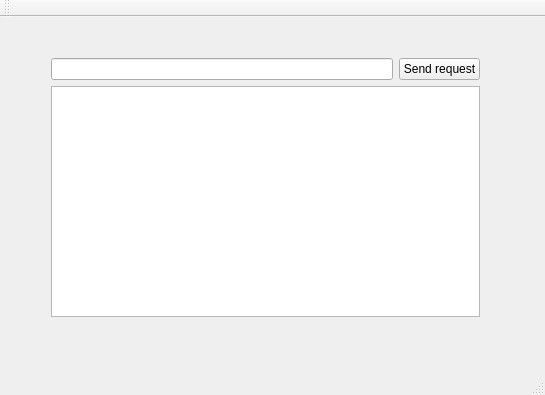
The window that mainwindow.ui (AlexRNL/qt-betaseries) describes before a commit, drawn with Qt 5.
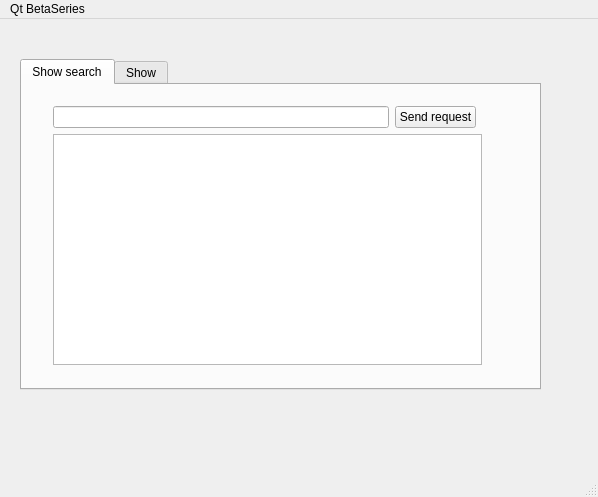
The same window after the commit.

Commit message: Better user interface.

What changed in the file:
```diff
--- a/mainwindow.ui
+++ b/mainwindow.ui
@@ -6,19 +6,41 @@
    <rect>
     <x>0</x>
     <y>0</y>
-    <width>545</width>
-    <height>395</height>
+    <width>598</width>
+    <height>497</height>
    </rect>
   </property>
   <property name="windowTitle">
    <string>MainWindow</string>
   </property>
   <widget class="QWidget" name="centralWidget">
+   <widget class="QTabWidget" name="_tabs">
+    <property name="enabled">
+     <bool>true</bool>
+    </property>
+    <property name="geometry">
+     <rect>
+      <x>20</x>
+      <y>40</y>
+      <width>521</width>
+      <height>331</height>
+     </rect>
+    </property>
+    <property name="currentIndex">
+     <number>0</number>
+    </property>
+    <widget class="QWidget" name="_search">
+     <property name="enabled">
+      <bool>true</bool>
+     </property>
+     <attribute name="title">
+      <string>Show search</string>
+     </attribute>
    <widget class="QWidget" name="gridLayoutWidget">
     <property name="geometry">
      <rect>
-      <x>40</x>
-      <y>30</y>
+        <x>20</x>
+        <y>10</y>
       <width>451</width>
       <height>281</height>
      </rect>
@@ -27,6 +49,9 @@
      <item row="0" column="0">
       <widget class="QLineEdit" name="_searchInput"/>
      </item>
+       <item row="1" column="0" colspan="3">
+        <widget class="QListWidget" name="_result"/>
+       </item>
      <item row="0" column="1">
       <widget class="QPushButton" name="_sendRequest">
        <property name="enabled">
@@ -43,29 +68,32 @@
        </property>
       </widget>
      </item>
-     <item row="1" column="0" colspan="2">
-      <widget class="QTextEdit" name="_result"/>
-     </item>
     </layout>
    </widget>
   </widget>
+    <widget class="QWidget" name="_show">
+     <attribute name="title">
+      <string>Show</string>
+     </attribute>
+    </widget>
+   </widget>
+  </widget>
   <widget class="QMenuBar" name="menuBar">
    <property name="geometry">
     <rect>
      <x>0</x>
      <y>0</y>
-     <width>545</width>
+     <width>598</width>
      <height>21</height>
     </rect>
    </property>
-  </widget>
-  <widget class="QToolBar" name="mainToolBar">
-   <attribute name="toolBarArea">
-    <enum>TopToolBarArea</enum>
-   </attribute>
-   <attribute name="toolBarBreak">
-    <bool>false</bool>
-   </attribute>
+   <widget class="QMenu" name="menuQt_BetaSeries">
+    <property name="title">
+     <string>Qt BetaSeries</string>
+    </property>
+    <addaction name="actionAPI_status"/>
+   </widget>
+   <addaction name="menuQt_BetaSeries"/>
   </widget>
   <widget class="QStatusBar" name="statusBar"/>
  </widget>
```
Left out of the diff: 5 changed lines with no effect on the pictures. Lines whose indentation alone changed are shown as unchanged. The commit also changes 5 other files.
